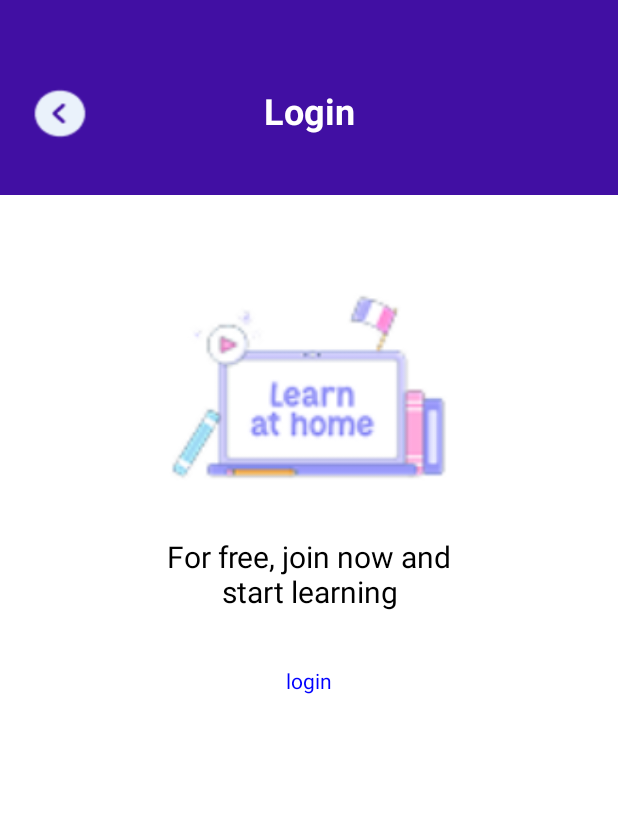
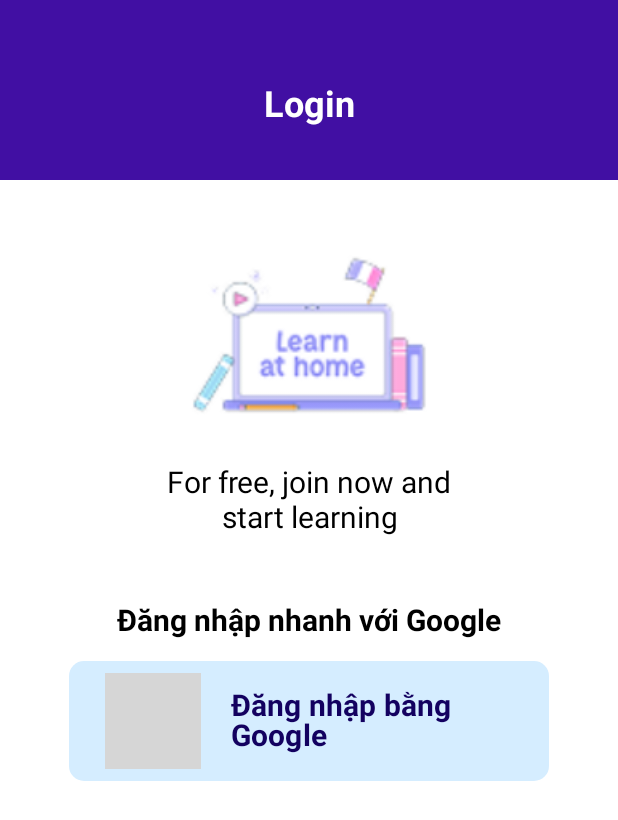
Before and after one commit to nkhoaa05/EnLearn, an Android app built with Jetpack Compose: the @Preview function LoginScreen, on a phone screen of 412 x 824 dp. Shown: the top 820 px of the screen. Run offline under Robolectric (Android 15) with nearby library versions, the phone set to English and light mode, and no system bars; grey boxes are pictures that could not be loaded.

Commit message:
Login Screen

```diff
--- a/app/src/main/java/com/example/enlearn/ui/screen/login/LoginScreen.kt
+++ b/app/src/main/java/com/example/enlearn/ui/screen/login/LoginScreen.kt
@@ -2,10 +2,10 @@
 
 import androidx.compose.foundation.Image
 import androidx.compose.foundation.background
-import androidx.compose.foundation.clickable
 import androidx.compose.foundation.layout.Arrangement
 import androidx.compose.foundation.layout.Box
 import androidx.compose.foundation.layout.Column
+import androidx.compose.foundation.layout.Row
 import androidx.compose.foundation.layout.Spacer
 import androidx.compose.foundation.layout.fillMaxSize
 import androidx.compose.foundation.layout.fillMaxWidth
@@ -13,6 +13,9 @@
 import androidx.compose.foundation.layout.offset
 import androidx.compose.foundation.layout.size
 import androidx.compose.foundation.layout.width
+import androidx.compose.foundation.shape.RoundedCornerShape
+import androidx.compose.material3.Button
+import androidx.compose.material3.ButtonDefaults
 import androidx.compose.material3.Text
 import androidx.compose.runtime.Composable
 import androidx.compose.ui.Alignment
@@ -42,20 +45,11 @@
         Box(
             modifier = Modifier
                 .fillMaxWidth()
-                .height(130.dp)
+                .height(120.dp)
                 .background(PrimaryColor)
                 .offset(y = (10.dp))
 
         ) {
-            Image(
-                painter = painterResource(R.drawable.back_icon),
-                contentDescription = "Back icon",
-                modifier = Modifier
-                    .size(40.dp)
-                    .align(Alignment.CenterStart)
-                    .offset(x = 20.dp)
-                    .clickable { }
-            )
             Text(
                 "Login",
                 fontSize = 24.sp,
@@ -67,7 +61,7 @@
 
         }
 
-        Spacer(modifier = Modifier.height(30.dp))
+        Spacer(modifier = Modifier.height(20.dp))
 
         Column(
             verticalArrangement = Arrangement.Top,
@@ -78,7 +72,7 @@
                 painter = painterResource(R.drawable.icon_login),
                 contentDescription = "Login Icon",
                 modifier = Modifier
-                    .size(200.dp)
+                    .size(170.dp)
             )
 
             Text(
@@ -88,9 +82,60 @@
             )
         }
 
-        Spacer(modifier = Modifier.height(40.dp))
+        Spacer(modifier = Modifier.height(30.dp))
 
-        Text("login",
-            color = Color.Blue)
+        Column(
+            modifier = Modifier.fillMaxWidth(),
+        ) {
+            Column(
+                modifier = Modifier.fillMaxWidth(),
+                horizontalAlignment = Alignment.CenterHorizontally
+            ) {
+                Spacer(modifier = Modifier.height(15.dp))
+                Text(
+                    "Đăng nhập nhanh với Google",
+                    fontSize = 20.sp,
+                    fontWeight = FontWeight.Bold,
+                )
+                Spacer(modifier = Modifier.height(15.dp))
+                LoginBtnThird(onClick = {}, logo = R.drawable.g_logo)
+                Spacer(modifier = Modifier.height(50.dp))
+            }
+
+        }
+
+
     }
 }
+
+
+@Composable
+fun LoginBtnThird(onClick: () -> Unit, logo: Int) {
+    Button(
+        onClick = onClick,
+        shape = RoundedCornerShape(10.dp),
+        colors = ButtonDefaults.buttonColors(
+            containerColor = Color(0xFFD5EDFF),
+            contentColor = Color(0xFF130160)
+        ),
+        modifier = Modifier
+            .height(80.dp)
+            .width(320.dp)
+    ) {
+        Row(
+            verticalAlignment = Alignment.CenterVertically
+        ) {
+            Image(
+                painter = painterResource(id = logo),
+                contentDescription = "icon",
+
+                )
+            Spacer(modifier = Modifier.width(20.dp))
+            Text(
+                "Đăng nhập bằng Google",
+                fontSize = 20.sp,
+                fontWeight = FontWeight.Bold,
+            )
+        }
+    }
+}
```
